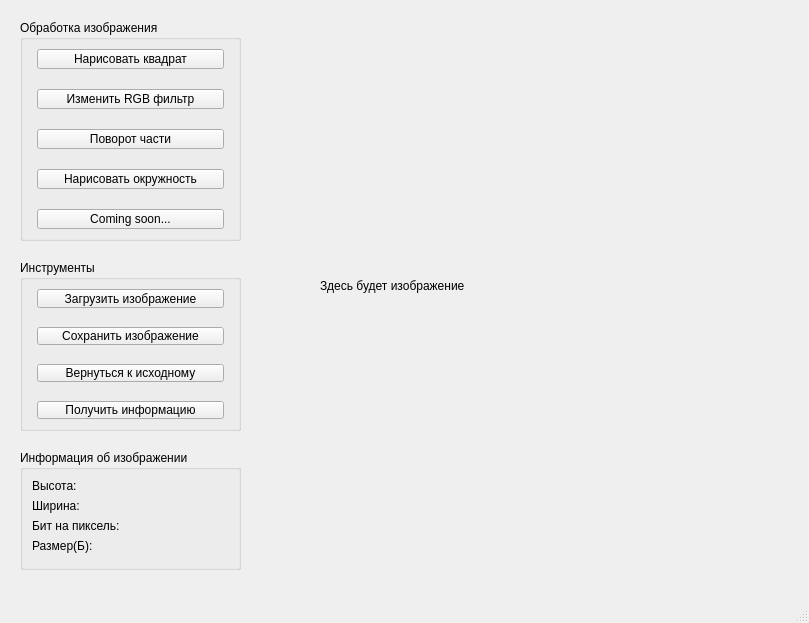
The window that labsC/cw2_V9/forms/mainwindow.ui (Jengle88/labs_etu) describes before a commit, drawn with Qt 5.
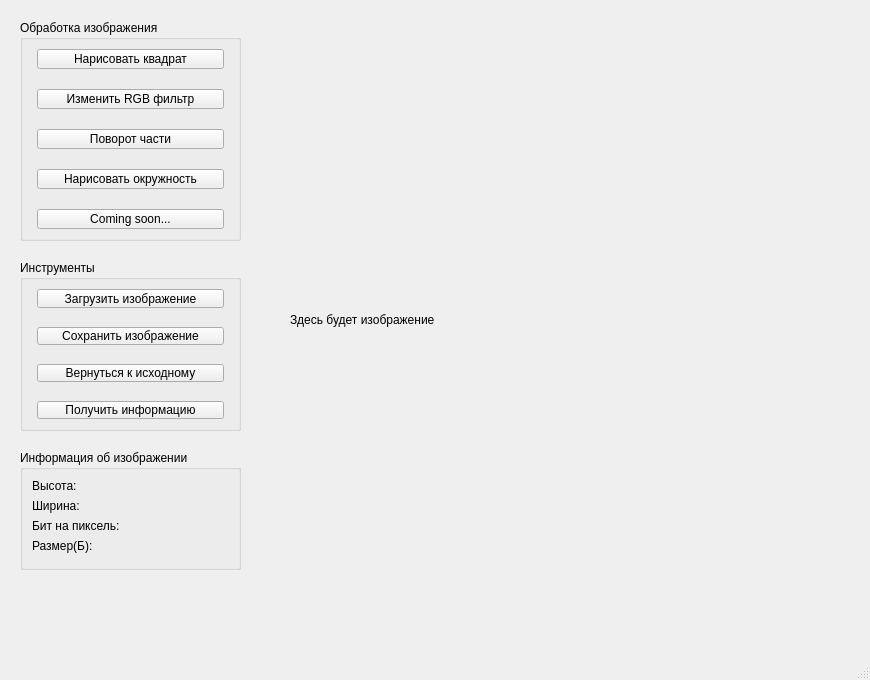
The same window after the commit.

```diff
--- a/labsC/cw2_V9/forms/mainwindow.ui
+++ b/labsC/cw2_V9/forms/mainwindow.ui
@@ -9,8 +9,8 @@
    <rect>
     <x>0</x>
     <y>0</y>
-    <width>809</width>
-    <height>623</height>
+    <width>870</width>
+    <height>680</height>
    </rect>
   </property>
   <property name="sizePolicy">
@@ -26,10 +26,10 @@
    <widget class="QLabel" name="label">
     <property name="geometry">
      <rect>
-      <x>320</x>
-      <y>20</y>
-      <width>415</width>
-      <height>531</height>
+      <x>290</x>
+      <y>29</y>
+      <width>541</width>
+      <height>581</height>
      </rect>
     </property>
     <property name="sizePolicy">
```
Left out of the diff: 2 changed lines with no effect on the pictures.
